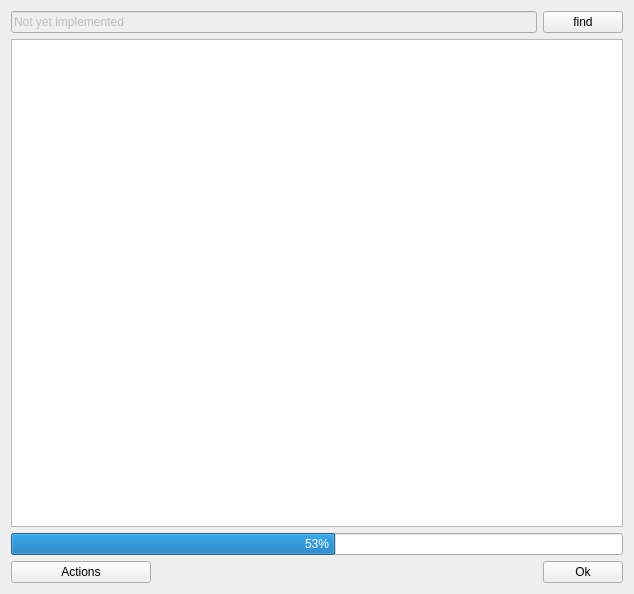
Qt form ui/manager.ui (euroelessar/qutim) before a commit.
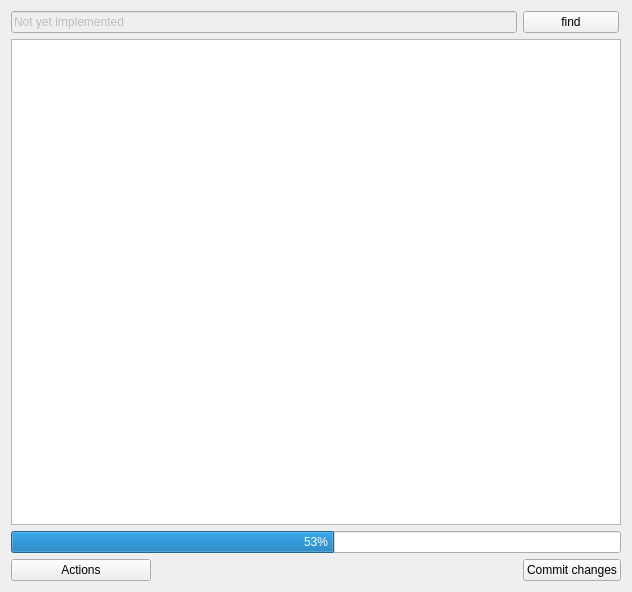
The same form after that commit. Icons and pictures are not drawn.

Patch:
```diff
--- a/ui/manager.ui
+++ b/ui/manager.ui
@@ -6,8 +6,8 @@
    <rect>
     <x>0</x>
     <y>0</y>
-    <width>634</width>
-    <height>594</height>
+    <width>632</width>
+    <height>592</height>
    </rect>
   </property>
   <property name="minimumSize">
@@ -58,7 +58,7 @@
    <item row="13" column="5">
     <widget class="QPushButton" name="okButton">
      <property name="text">
-      <string>Ok</string>
+      <string>Commit changes</string>
      </property>
     </widget>
    </item>
```
Left out of the diff: 8 changed lines with no effect on the pictures.
